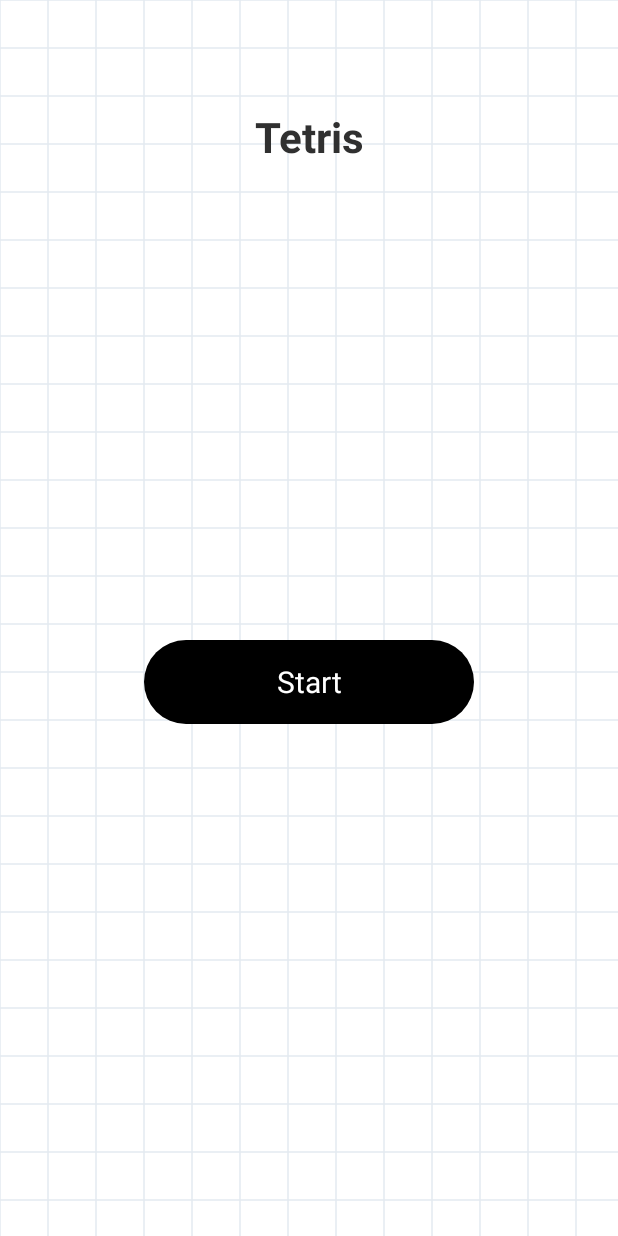
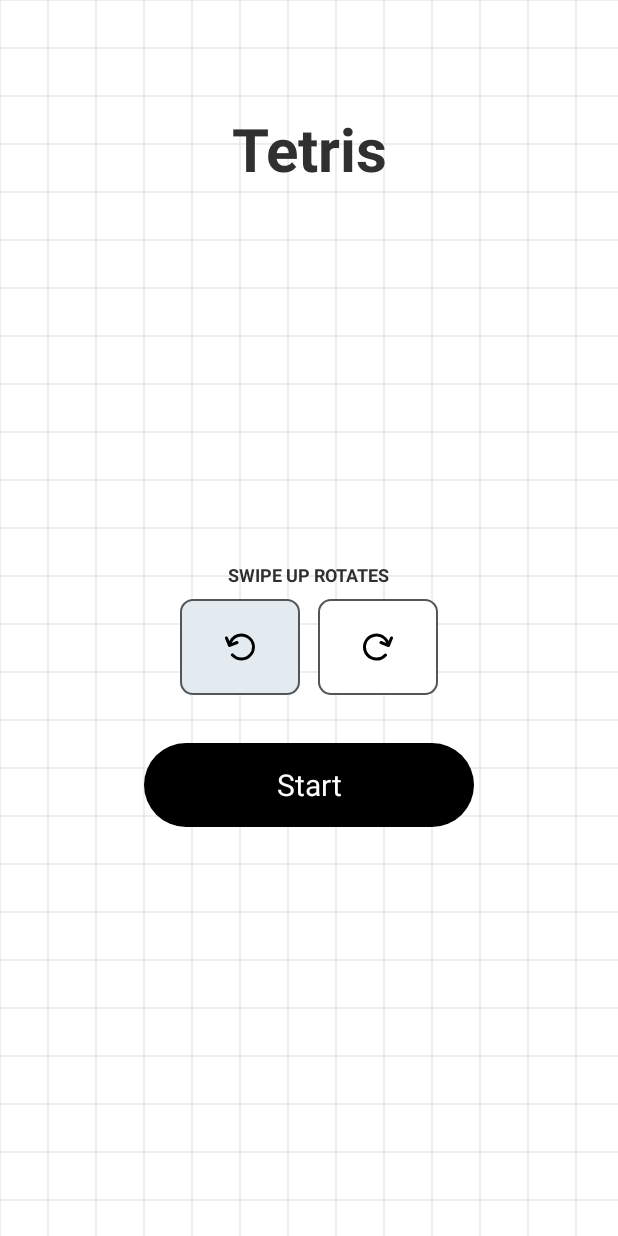
Before and after one commit to GeorgeRadev/tetris_android, an Android app: the screen it shows after launch (MainActivity), on a phone screen of 412 x 824 dp. Run offline under Robolectric (Android 15) with nearby library versions, the phone set to English and light mode, and no system bars.

Commit message:
config default  left and right rotation

```diff
--- a/app/src/main/java/org/game/tetris/BoardView.java
+++ b/app/src/main/java/org/game/tetris/BoardView.java
@@ -22,9 +22,11 @@ import android.view.View;
  * bitmap is blitted with a single paint and only the active piece is drawn
  * on top, so the per-frame work is a bitmap blit plus at most 4 rectangles.
  *
- * Gestures: dragging left/right moves the piece, dragging up rotates it
- * left, dragging down drops it. A plain tap keeps the older behavior:
- * bottom strip drops, left half moves left, right half moves right.
+ * Gestures: dragging left/right moves the piece, dragging up rotates it in
+ * the direction chosen on the start screen, dragging down drops it. A plain
+ * tap also controls the piece: upper half rotates like the drag-up gesture,
+ * bottom strip drops, the strip in between moves left on the left half and
+ * right on the right half.
  */
 public class BoardView extends View {
 
@@ -32,7 +34,7 @@ public class BoardView extends View {
     public interface Actions {
         void moveLeft();
         void moveRight();
-        void rotateLeft();
+        void rotateUp();
         void drop();
     }
 
@@ -237,6 +239,8 @@ public class BoardView extends View {
                 if (y > getHeight() * 0.8f) {
                     actions.drop();
                     bufferDirty = true; // the stack changed
+                } else if (y < getHeight() * 0.5f) {
+                    actions.rotateUp();
                 } else if (x < getWidth() / 2f) {
                     actions.moveLeft();
                 } else {
@@ -266,9 +270,9 @@ public class BoardView extends View {
                 actions.moveRight();
             }
         } else if (Math.abs(dy) >= threshold) {
-            // vertical drag: up rotates left, down drops
+            // vertical drag: up rotates, down drops
             if (dy < 0) {
-                actions.rotateLeft();
+                actions.rotateUp();
             } else {
                 actions.drop();
                 bufferDirty = true; // the stack changed
--- a/app/src/main/java/org/game/tetris/GameActivity.java
+++ b/app/src/main/java/org/game/tetris/GameActivity.java
@@ -12,8 +12,10 @@ import androidx.appcompat.app.AppCompatActivity;
 /** Game screen: the board in the center, controls at the bottom, scores at the top. */
 public class GameActivity extends AppCompatActivity implements BoardView.Actions {
 
-    private static final String PREFS = "tetris_prefs";
     private static final String KEY_HIGH_SCORE = "high_score";
+
+    /** Direction of the swipe-up / top-half rotation, set from the start screen. */
+    private boolean rotateLeftOnUp = true;
 
     private final Handler handler = new Handler(Looper.getMainLooper());
     private final Runnable tick = new Runnable() {
@@ -43,8 +45,9 @@ public class GameActivity extends AppCompatActivity implements BoardView.Actions
         super.onCreate(savedInstanceState);
         setContentView(R.layout.activity_game);
 
-        SharedPreferences prefs = getSharedPreferences(PREFS, MODE_PRIVATE);
+        SharedPreferences prefs = getSharedPreferences(MainActivity.PREFS, MODE_PRIVATE);
         int highScore = prefs.getInt(KEY_HIGH_SCORE, 0);
+        rotateLeftOnUp = prefs.getBoolean(MainActivity.KEY_ROTATE_LEFT_ON_UP, true);
         game = new TetrisGame();
         game.setHighScore(highScore);
 
@@ -94,16 +97,25 @@ public class GameActivity extends AppCompatActivity implements BoardView.Actions
         findViewById(id).setOnClickListener(listener);
     }
 
-    @Override
-    public void rotateLeft() {
+    private void rotateRight() {
         if (game.isGameOver()) return;
-        game.rotateLeft();
+        game.rotateRight();
         sync();
     }
 
-    private void rotateRight() {
+    /** Swipe up / tap the upper half: rotates in the chosen direction. */
+    @Override
+    public void rotateUp() {
+        if (rotateLeftOnUp) {
+            rotateLeft();
+        } else {
+            rotateRight();
+        }
+    }
+
+    private void rotateLeft() {
         if (game.isGameOver()) return;
-        game.rotateRight();
+        game.rotateLeft();
         sync();
     }
 
@@ -162,7 +174,7 @@ public class GameActivity extends AppCompatActivity implements BoardView.Actions
     @Override
     protected void onStop() {
         super.onStop();
-        getSharedPreferences(PREFS, MODE_PRIVATE).edit()
+                getSharedPreferences(MainActivity.PREFS, MODE_PRIVATE).edit()
                 .putInt(KEY_HIGH_SCORE, game.getHighScore()).apply();
     }
 
--- a/app/src/main/java/org/game/tetris/MainActivity.java
+++ b/app/src/main/java/org/game/tetris/MainActivity.java
@@ -1,19 +1,46 @@
 package org.game.tetris;
 
+import android.content.SharedPreferences;
 import android.content.Intent;
 import android.os.Bundle;
 import android.view.View;
 import android.view.View.OnClickListener;
+import android.widget.ImageButton;
 import android.widget.TextView;
 import androidx.appcompat.app.AppCompatActivity;
 
-/** Start screen: the "Tetris" title and a Start button. */
+/**
+ * Start screen: the "Tetris" title, the rotation-direction selector and a
+ * Start button.
+ */
 public class MainActivity extends AppCompatActivity {
+
+    public static final String PREFS = "tetris_prefs";
+    public static final String KEY_ROTATE_LEFT_ON_UP = "rotate_left_on_up";
 
     @Override
     protected void onCreate(Bundle savedInstanceState) {
         super.onCreate(savedInstanceState);
         setContentView(R.layout.activity_main);
+
+        ImageButton selectLeft = (ImageButton) findViewById(R.id.rotateLeftSelect);
+        ImageButton selectRight = (ImageButton) findViewById(R.id.rotateRightSelect);
+        boolean rotateLeft = getSharedPreferences(PREFS, MODE_PRIVATE)
+                .getBoolean(KEY_ROTATE_LEFT_ON_UP, true);
+        updateSelection(selectLeft, selectRight, rotateLeft);
+        selectLeft.setOnClickListener(new OnClickListener() {
+            @Override
+            public void onClick(View v) {
+                selectDirection(true);
+            }
+        });
+        selectRight.setOnClickListener(new OnClickListener() {
+            @Override
+            public void onClick(View v) {
+                selectDirection(false);
+            }
+        });
+
         TextView start = (TextView) findViewById(R.id.startButton);
         start.setOnClickListener(new OnClickListener() {
             @Override
@@ -22,4 +49,20 @@ public class MainActivity extends AppCompatActivity {
             }
         });
     }
+
+    /** Radio behavior: exactly one button selected at all times. */
+    private void selectDirection(boolean rotateLeft) {
+        ImageButton selectLeft = (ImageButton) findViewById(R.id.rotateLeftSelect);
+        ImageButton selectRight = (ImageButton) findViewById(R.id.rotateRightSelect);
+        updateSelection(selectLeft, selectRight, rotateLeft);
+        getSharedPreferences(PREFS, MODE_PRIVATE).edit()
+                .putBoolean(KEY_ROTATE_LEFT_ON_UP, rotateLeft).apply();
+    }
+
+    private void updateSelection(ImageButton selectLeft, ImageButton selectRight, boolean rotateLeft) {
+        int selected = R.drawable.bg_rotate_selected;
+        int unselected = R.drawable.bg_rotate_unselected;
+        selectLeft.setBackgroundResource(rotateLeft ? selected : unselected);
+        selectRight.setBackgroundResource(!rotateLeft ? selected : unselected);
+    }
 }
--- /dev/null
+++ b/app/src/main/res/drawable/bg_rotate_selected.xml
@@ -0,0 +1,9 @@
+<?xml version="1.0" encoding="utf-8"?>
+<shape xmlns:android="http://schemas.android.com/apk/res/android"
+    android:shape="rectangle">
+    <solid android:color="@color/lightGray" />
+    <stroke
+        android:width="1.5dp"
+        android:color="@color/darkGray" />
+    <corners android:radius="8dp" />
+</shape>
--- /dev/null
+++ b/app/src/main/res/drawable/bg_rotate_unselected.xml
@@ -0,0 +1,9 @@
+<?xml version="1.0" encoding="utf-8"?>
+<shape xmlns:android="http://schemas.android.com/apk/res/android"
+    android:shape="rectangle">
+    <solid android:color="@color/white" />
+    <stroke
+        android:width="1.5dp"
+        android:color="@color/darkGray" />
+    <corners android:radius="8dp" />
+</shape>
--- a/app/src/main/res/layout/activity_main.xml
+++ b/app/src/main/res/layout/activity_main.xml
@@ -21,13 +21,57 @@
             android:paddingTop="24dp"
             android:text="@string/title"
             android:textColor="@color/textBlack"
-            android:textSize="28sp"
+            android:textSize="40sp"
             android:textStyle="bold" />
 
         <View
             android:layout_width="match_parent"
             android:layout_height="0dp"
             android:layout_weight="1" />
+
+        <!-- rotation direction selector: swipe up / tap top-half rotates this way -->
+        <LinearLayout
+            android:layout_width="match_parent"
+            android:layout_height="wrap_content"
+            android:layout_marginBottom="32dp"
+            android:orientation="vertical">
+
+            <TextView
+                android:layout_width="wrap_content"
+                android:layout_height="wrap_content"
+                android:layout_gravity="center_horizontal"
+                android:layout_marginBottom="8dp"
+                android:text="@string/rotation_direction"
+                android:textColor="@color/textBlack"
+                android:textSize="12sp"
+                android:textStyle="bold" />
+
+            <LinearLayout
+                android:layout_width="wrap_content"
+                android:layout_height="wrap_content"
+                android:layout_gravity="center_horizontal"
+                android:orientation="horizontal">
+
+                <ImageButton
+                    android:id="@+id/rotateLeftSelect"
+                    android:layout_width="80dp"
+                    android:layout_height="64dp"
+                    android:layout_marginEnd="12dp"
+                    android:background="@drawable/bg_rotate_unselected"
+                    android:contentDescription="@string/rotate_left"
+                    android:scaleType="centerInside"
+                    android:src="@drawable/ic_rotate_left" />
+
+                <ImageButton
+                    android:id="@+id/rotateRightSelect"
+                    android:layout_width="80dp"
+                    android:layout_height="64dp"
+                    android:background="@drawable/bg_rotate_unselected"
+                    android:contentDescription="@string/rotate_right"
+                    android:scaleType="centerInside"
+                    android:src="@drawable/ic_rotate_right" />
+            </LinearLayout>
+        </LinearLayout>
 
         <TextView
             android:id="@+id/startButton"
--- a/app/src/main/res/values/colors.xml
+++ b/app/src/main/res/values/colors.xml
@@ -3,5 +3,6 @@
     <color name="black">#FF000000</color>
     <color name="white">#FFFFFFFF</color>
     <color name="lightGray">#FFE3EAF0</color>
+    <color name="darkGray">#FF555555</color>
     <color name="textBlack">#FF303030</color>
 </resources>
--- a/app/src/main/res/values/strings.xml
+++ b/app/src/main/res/values/strings.xml
@@ -2,6 +2,7 @@
     <string name="app_name">Tetris</string>
     <string name="title">Tetris</string>
     <string name="start">Start</string>
+    <string name="rotation_direction">SWIPE UP ROTATES</string>
     <string name="back">Back</string>
     <string name="best">BEST %1$d</string>
     <string name="score">SCORE %1$d</string>
```
